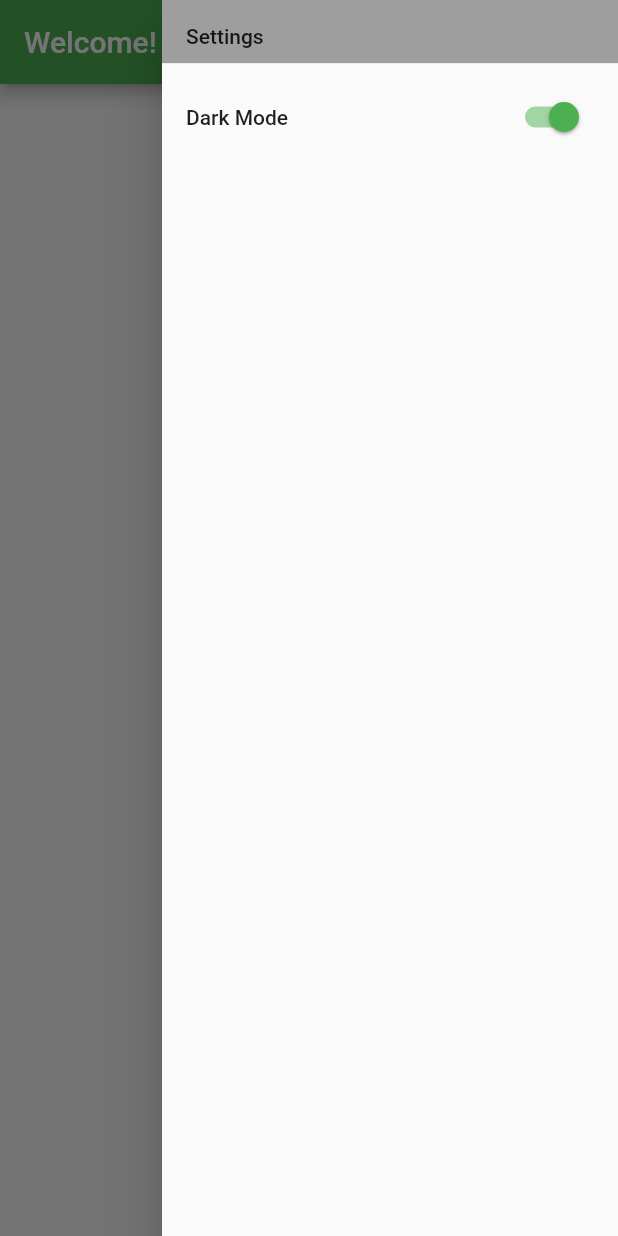
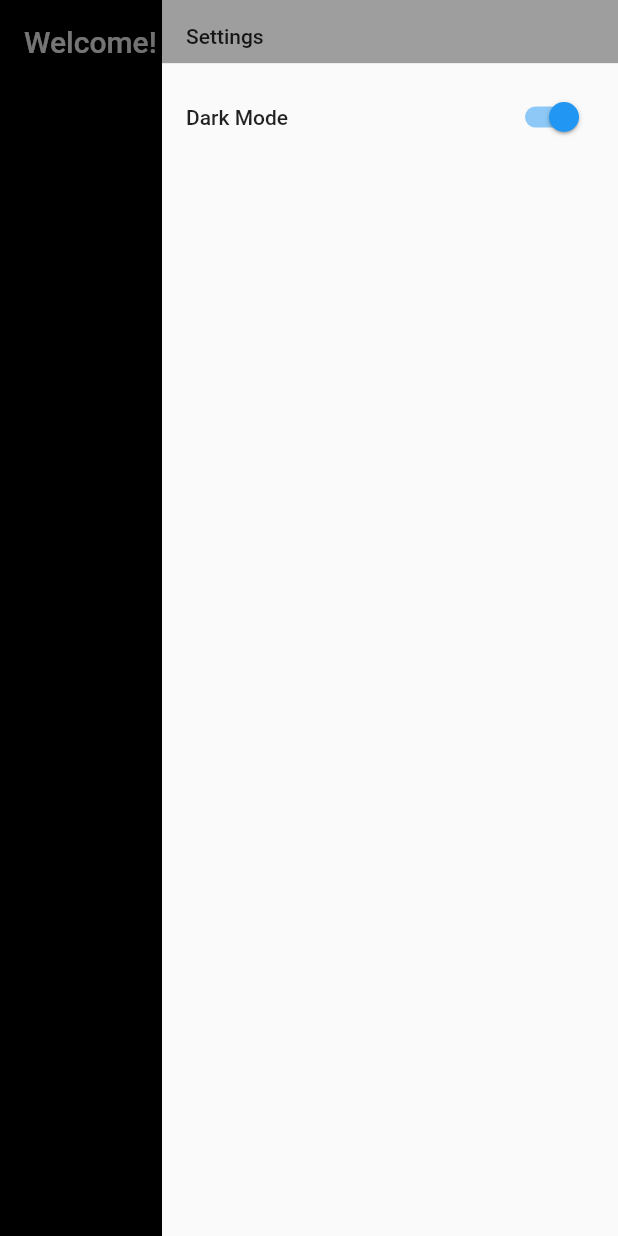
Before and after one commit to arizala13/project_4, a Flutter app: the screen it shows after launch, in the side drawer, after a tap on "Dark Mode", on a phone screen of 412 x 824 dp. Run offline on Flutter 3.47's test engine with Material 2 defaults, Android fonts, the phone set to English and light mode, and no system bars.

Commit message:
Working on adding dark mode- almost done

```diff
--- /dev/null
+++ b/lib/AppStateNotifier.dart
@@ -0,0 +1,11 @@
+import 'package:flutter/material.dart';
+
+  class AppStateNotifier extends ChangeNotifier{
+
+    bool isDarkModeOn = false;
+
+    void updateTheme(bool isDarkModeOn) {
+      this.isDarkModeOn = isDarkModeOn;
+      notifyListeners();
+    }
+  }
--- a/lib/main.dart
+++ b/lib/main.dart
@@ -1,32 +1,42 @@
 import 'package:flutter/material.dart';
+import 'package:provider/provider.dart';
+import 'AppStateNotifier.dart';
 
-void main() => runApp(MyApp());
+//void main() => runApp(MyApp());
+
+void main() {
+  runApp(
+    ChangeNotifierProvider<AppStateNotifier>(
+      builder: (context) => AppStateNotifier(),
+      child: MyApp(),
+      )
+  );
+}
 
 class MyApp extends StatelessWidget {
   @override
   Widget build(BuildContext context) {
-    return Center(
-      child: MaterialApp(
-        title: 'Flutter Demo',
-        theme: ThemeData(
-          primarySwatch: Colors.green,
-        ),
-        home: MyHomePage(title: 'Welcome!'),
-      ),
+    return Consumer<AppStateNotifier> (
+      builder: (context, appState, child){
+        return MaterialApp(
+          title: 'Flutter Demo',
+          theme: AppTheme.lightTheme,
+          darkTheme: AppTheme.darkTheme,
+          themeMode: appState.isDarkModeOn ? ThemeMode.dark : ThemeMode.light,
+          home: ThemeDemo(),
+      );
+      },
     );
   }
 }
 
-class MyHomePage extends StatefulWidget {
-  MyHomePage({Key key, this.title}) : super(key: key);
-
-  final String title;
-
+class ThemeDemo extends StatefulWidget {
   @override
-  _MyHomePageState createState() => _MyHomePageState();
+  State<StatefulWidget> createState() => ThemeDemoState();
 }
 
-class _MyHomePageState extends State<MyHomePage> {
+class ThemeDemoState extends State<ThemeDemo>{
+
 
 bool val = false;
 
@@ -39,13 +49,15 @@ makeDarkMode(bool makeDark){
   @override
   Widget build(BuildContext context) {
     return Scaffold(
-      appBar: AppBar(title: Text('Welcome!')),
+      appBar: AppBar(
+        title: Text('Welcome!', style: Theme.of(context).textTheme.title,)
+        ),
       body: Center(child: Column(
           mainAxisAlignment: MainAxisAlignment.center,
           children: <Widget>[
             Icon(
               Icons.book,
-              color: Colors.black54,
+              color: Theme.of(context).iconTheme.color,
               size: 36.0,
               ),
           ],
@@ -63,9 +75,9 @@ makeDarkMode(bool makeDark){
             Center(
               child: SwitchListTile(
                 title: Text('Dark Mode'),
-                value: val,
-                onChanged: (makeDark) {
-                  makeDarkMode(makeDark);
+                value: Provider.of<AppStateNotifier>(context).isDarkModeOn,
+                onChanged: (boolVal) {
+                  Provider.of<AppStateNotifier>(context).updateTheme(boolVal);
                 },
               ),
             ),
@@ -74,10 +86,37 @@ makeDarkMode(bool makeDark){
       ),
     );
   }
+}
 
+class AppTheme {
+  AppTheme._();
 
+  static final ThemeData lightTheme = ThemeData(
+    scaffoldBackgroundColor: Colors.teal,
+    appBarTheme: AppBarTheme(
 
-  void testing(){
-  print('dark mode tapped!');
-  }
+      color: Colors.teal,
+      iconTheme: IconThemeData(
+        color: Colors.black,
+        )
+    )
+  );
+
+    static final ThemeData darkTheme = ThemeData(
+    scaffoldBackgroundColor: Colors.black,
+    textTheme: TextTheme(
+      title: TextStyle(color: Colors.white),
+    ),
+    iconTheme: IconThemeData(
+        color: Colors.white,
+        ),
+    appBarTheme: AppBarTheme(
+      color: Colors.black,
+      iconTheme: IconThemeData(
+        color: Colors.white,
+        )
+    )
+
+  );
+
 }
--- a/pubspec.yaml
+++ b/pubspec.yaml
@@ -10,6 +10,7 @@ dependencies:
   flutter:
     sdk: flutter
   cupertino_icons: ^0.1.2
+  provider: ^2.0.1
 
 dev_dependencies:
   flutter_test:
```
Also changed, not shown: pubspec.lock.
